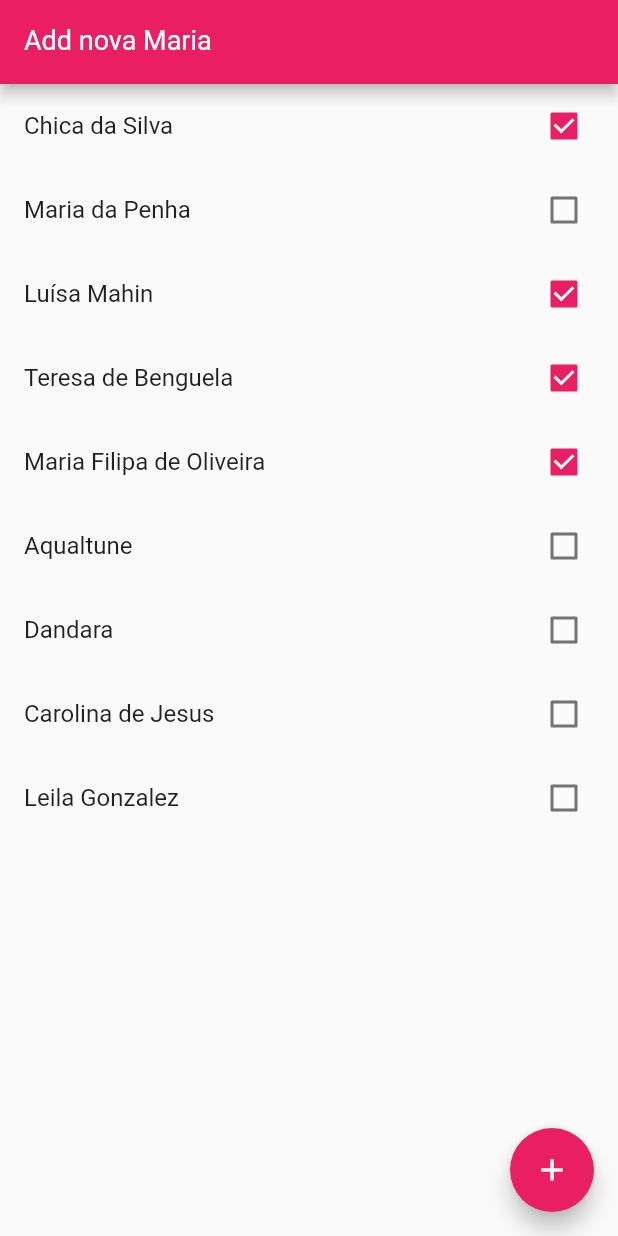
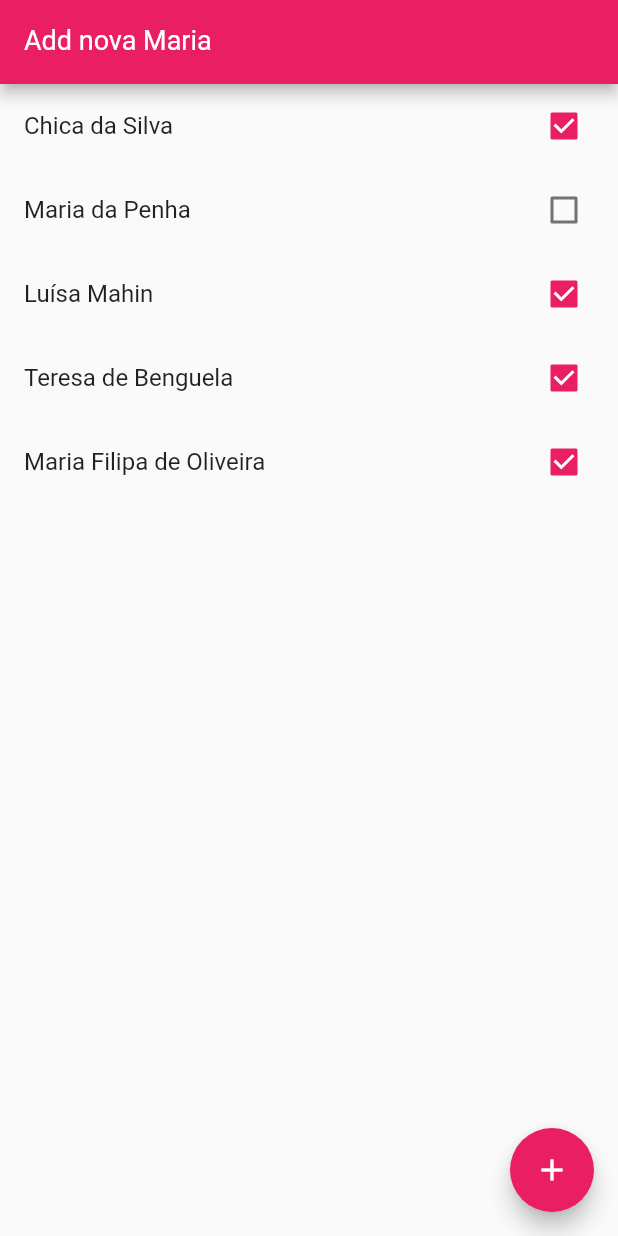
Before and after one commit to geltoncruz/bbw, a Flutter app: the screen it shows after launch, on a phone screen of 412 x 824 dp. Run offline on Flutter 3.47's test engine with Material 2 defaults, Android fonts, the phone set to English and light mode, and no system bars.

```diff
--- a/lib/main.dart
+++ b/lib/main.dart
@@ -27,10 +27,6 @@ class HomePage extends StatefulWidget {
     items.add(Item(title: "Luísa Mahin", done: true));
     items.add(Item(title: "Teresa de Benguela", done: true));
     items.add(Item(title: "Maria Filipa de Oliveira", done: true));
-    items.add(Item(title: "Aqualtune", done: false));
-    items.add(Item(title: "Dandara", done: false));
-    items.add(Item(title: "Carolina de Jesus", done: false));
-    items.add(Item(title: "Leila Gonzalez ", done: false));
   }
   @override
   _HomePageState createState() => _HomePageState();
@@ -40,11 +36,18 @@ class _HomePageState extends State<HomePage> {
   var nameController = new TextEditingController();
 
   void add() {
+    if (nameController.text.isEmpty) return;
     setState(() {
       widget.items.add(
         Item(title: nameController.text, done: false),
       );
       nameController.clear();
+    });
+  }
+
+  void remove(int index) {
+    setState(() {
+      widget.items.removeAt(index);
     });
   }
 
@@ -71,15 +74,26 @@ class _HomePageState extends State<HomePage> {
         itemCount: widget.items.length,
         itemBuilder: (BuildContext ctx, int index) {
           final item = widget.items[index];
-          return CheckboxListTile(
-            title: Text(item.title),
-            value: item.done,
+          return Dismissible(
+            child: CheckboxListTile(
+              title: Text(item.title),
+              value: item.done,
+              onChanged: (value) {
+                setState(() {
+                  item.done = value;
+                });
+              },
+            ),
             key: Key(item.title),
-            onChanged: (value) {
-              setState(() {
-                item.done = value;
-              });
-              print(value);
+            background: Container(
+              color: Colors.red.withOpacity(0.2),
+            ),
+            onDismissed: (direction) {
+              if (direction == DismissDirection.startToEnd) {
+                remove(index);
+              } else {
+                return;
+              }
             },
           );
         },
```
